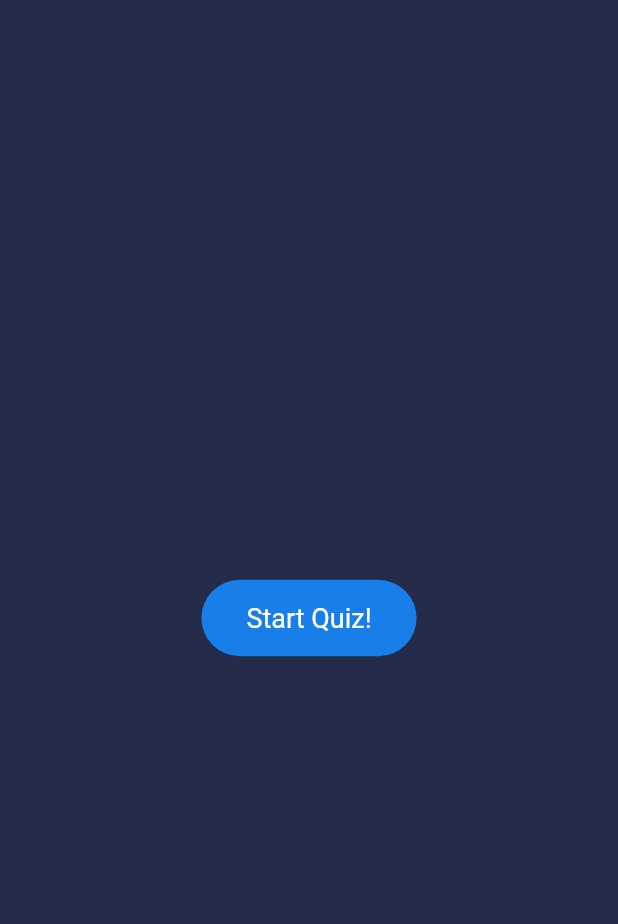
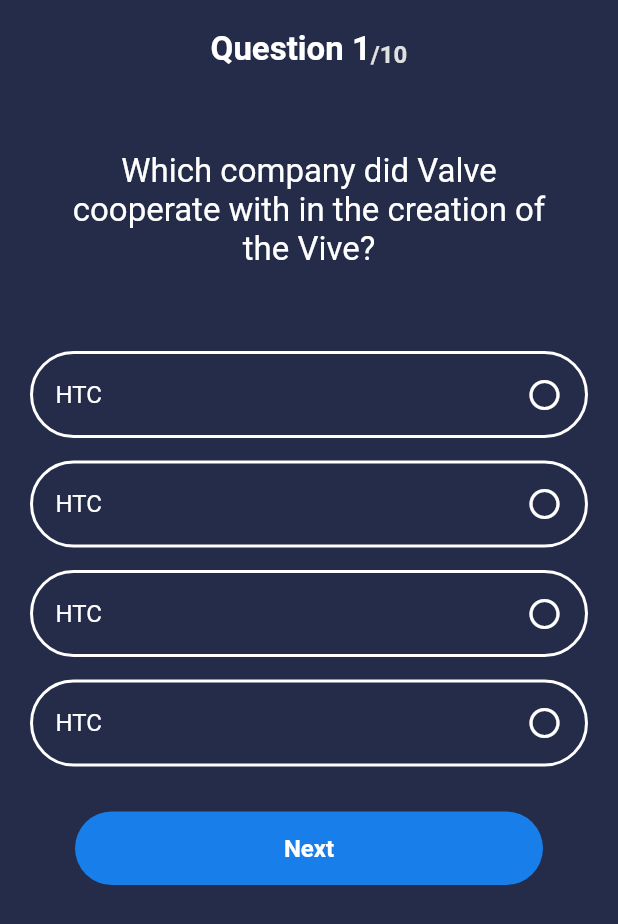
Before and after one commit to feMoraes0/quiz-app, a Flutter app: the screen it shows after launch, after a tap on "Start Quiz!", on a phone screen of 412 x 824 dp. Shown: the top 924 px of the screen. Run offline on Flutter 3.47's test engine with Material 2 defaults, Android fonts, the phone set to English and light mode, and no system bars.

Commit message:
project: added quiz screen

```diff
--- a/lib/main.dart
+++ b/lib/main.dart
@@ -1,4 +1,5 @@
 import 'package:flutter/material.dart';
+import 'package:quiz_app/screens/quiz.dart';
 import 'package:quiz_app/screens/start.dart';
 
 void main() => runApp(MyApp());
@@ -14,6 +15,10 @@ class MyApp extends StatelessWidget {
         backgroundColor: Color.fromRGBO(37, 44, 74, 1.0),
         primaryColor: Color.fromRGBO(24, 126, 234, 1.0),
       ),
+      routes: {
+        'start': (context) => Start(),
+        'quiz': (context) => Quiz(),
+      },
       home: Start(),
     );
   }
--- /dev/null
+++ b/lib/screens/quiz.dart
@@ -0,0 +1,120 @@
+import 'package:flutter/material.dart';
+
+class Quiz extends StatefulWidget {
+  @override
+  _QuizState createState() => _QuizState();
+}
+
+class _QuizState extends State<Quiz> {
+  @override
+  Widget build(BuildContext context) {
+    ThemeData theme = Theme.of(context);
+    return Scaffold(
+      backgroundColor: theme.backgroundColor,
+      body: SafeArea(
+        child: Padding(
+          padding: const EdgeInsets.all(20.0),
+          child: Column(
+            crossAxisAlignment: CrossAxisAlignment.center,
+            mainAxisAlignment: MainAxisAlignment.spaceBetween,
+            children: <Widget>[
+              Row(
+                mainAxisAlignment: MainAxisAlignment.center,
+                crossAxisAlignment: CrossAxisAlignment.end,
+                children: <Widget>[
+                  Text(
+                    'Question 1',
+                    style: TextStyle(
+                      fontSize: 22.0,
+                      fontWeight: FontWeight.w600,
+                      color: Colors.white,
+                    ),
+                  ),
+                  Text(
+                    '/10',
+                    style: TextStyle(
+                      fontSize: 16.0,
+                      color: Colors.grey[300],
+                      fontWeight: FontWeight.w600,
+                    ),
+                  ),
+                ],
+              ),
+              Container(
+                padding: const EdgeInsets.all(25.0),
+                margin: const EdgeInsets.symmetric(vertical: 30.0),
+                decoration: BoxDecoration(
+                  borderRadius: BorderRadius.circular(10.0),
+                ),
+                child: Text(
+                  'Which company did Valve cooperate with in the creation of the Vive?',
+                  textAlign: TextAlign.center,
+                  style: TextStyle(
+                    fontSize: 22.0,
+                    color: Colors.white,
+                  ),
+                ),
+              ),
+              Expanded(
+                child: ListView.builder(
+                  itemCount: 5,
+                  itemBuilder: (context, index) {
+                    if (index == 4) {
+                      return Container(
+                        margin: const EdgeInsets.symmetric(
+                          vertical: 15.0,
+                          horizontal: 30.0,
+                        ),
+                        padding: const EdgeInsets.all(15.0),
+                        decoration: BoxDecoration(
+                          color: theme.primaryColor,
+                          borderRadius: BorderRadius.circular(180.0),
+                        ),
+                        child: Text(
+                          'Next',
+                          textAlign: TextAlign.center,
+                          style: TextStyle(
+                              color: Colors.white,
+                              fontSize: 16.0,
+                              fontWeight: FontWeight.w600),
+                        ),
+                      );
+                    }
+                    return Container(
+                      margin: const EdgeInsets.only(bottom: 15.0),
+                      padding: const EdgeInsets.all(15.0),
+                      decoration: BoxDecoration(
+                        border: Border.all(
+                          color: Colors.white,
+                          width: 2.0,
+                        ),
+                        borderRadius: BorderRadius.circular(180.0),
+                      ),
+                      child: Row(
+                        mainAxisAlignment: MainAxisAlignment.spaceBetween,
+                        crossAxisAlignment: CrossAxisAlignment.center,
+                        children: <Widget>[
+                          Text(
+                            'HTC',
+                            style: TextStyle(
+                              color: Colors.white,
+                              fontSize: 16.0,
+                            ),
+                          ),
+                          Icon(
+                            Icons.panorama_fish_eye,
+                            color: Colors.white,
+                          )
+                        ],
+                      ),
+                    );
+                  },
+                ),
+              )
+            ],
+          ),
+        ),
+      ),
+    );
+  }
+}
--- a/lib/screens/start.dart
+++ b/lib/screens/start.dart
@@ -9,7 +9,9 @@ class Start extends StatelessWidget {
       body: SafeArea(
         child: Center(
           child: GestureDetector(
-            onTap: () {},
+            onTap: () {
+              Navigator.pushNamed(context, 'quiz');
+            },
             child: Container(
               padding: const EdgeInsets.symmetric(
                 vertical: 15.0,
```
